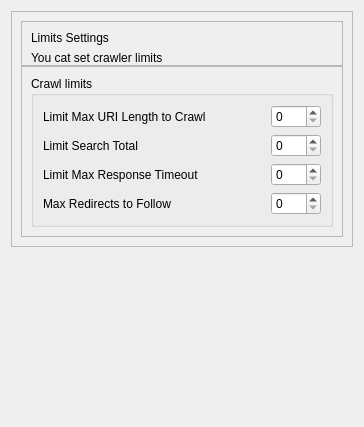
This is quickiewebbot/ui/limits_settings.ui in andrascii/RiveSolutions_SEO_Spider as Qt 5 draws it before an edit. The edited form follows.
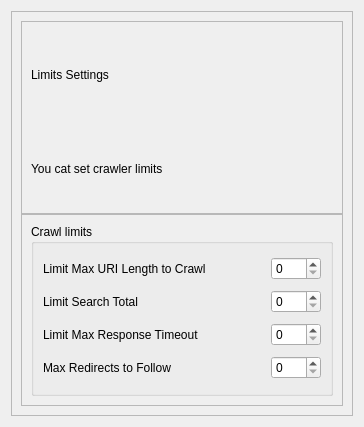
This is the edited form.

Commit message: попытка исправить баг растяжения в settings page

The edit to the form file:
```diff
--- a/quickiewebbot/ui/limits_settings.ui
+++ b/quickiewebbot/ui/limits_settings.ui
@@ -208,19 +208,6 @@
      </layout>
     </widget>
    </item>
-   <item>
-    <spacer name="verticalSpacer">
-     <property name="orientation">
-      <enum>Qt::Vertical</enum>
-     </property>
-     <property name="sizeHint" stdset="0">
-      <size>
-       <width>20</width>
-       <height>40</height>
-      </size>
-     </property>
-    </spacer>
-   </item>
   </layout>
  </widget>
  <tabstops>
```
The commit also changes 6 other files.
